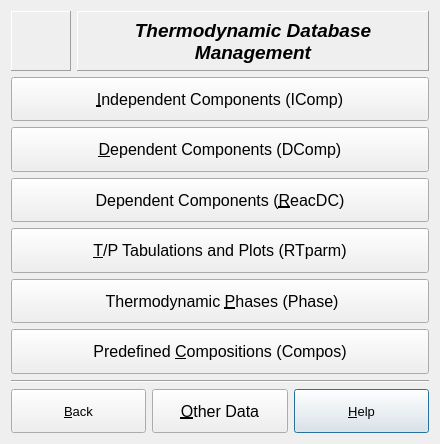
The window that gems3/vizor4/dlg4/DBDialog4.ui (gemshub/GEMSGUI) describes before a commit, drawn with Qt 5.
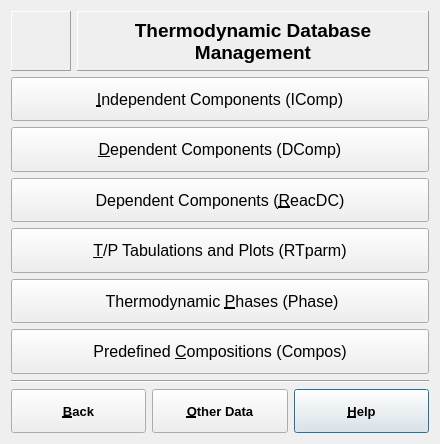
The same window after the commit. Icons and pictures are not drawn.

What changed in the file:
```diff
--- a/gems3/vizor4/dlg4/DBDialog4.ui
+++ b/gems3/vizor4/dlg4/DBDialog4.ui
@@ -80,7 +80,7 @@
          <family>Arial</family>
          <pointsize>14</pointsize>
          <weight>75</weight>
-         <italic>true</italic>
+         <italic>false</italic>
          <bold>true</bold>
         </font>
        </property>
@@ -276,6 +276,13 @@
          <verstretch>0</verstretch>
         </sizepolicy>
        </property>
+       <property name="font">
+        <font>
+         <pointsize>10</pointsize>
+         <weight>75</weight>
+         <bold>true</bold>
+        </font>
+       </property>
        <property name="toolTip">
         <string>Returns to GEM-Selektor Main dialog</string>
        </property>
@@ -300,7 +307,9 @@
        </property>
        <property name="font">
         <font>
-         <pointsize>12</pointsize>
+         <pointsize>10</pointsize>
+         <weight>75</weight>
+         <bold>true</bold>
         </font>
        </property>
        <property name="toolTip">
@@ -322,6 +331,13 @@
          <verstretch>0</verstretch>
         </sizepolicy>
        </property>
+       <property name="font">
+        <font>
+         <pointsize>10</pointsize>
+         <weight>75</weight>
+         <bold>true</bold>
+        </font>
+       </property>
        <property name="toolTip">
         <string>Learn about structure and access mechanisms of thermodynamic database</string>
        </property>
```
